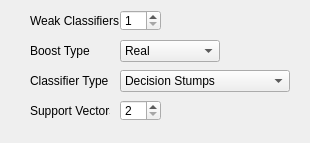
This is _AlgorithmsPlugins/OpenCV/paramsBoost.ui in b4silio/MLDemos as Qt 5 draws it before an edit. The edited form follows.
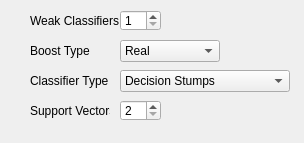
This is the edited form.

Diff of the .ui file:
```diff
--- a/_AlgorithmsPlugins/OpenCV/paramsBoost.ui
+++ b/_AlgorithmsPlugins/OpenCV/paramsBoost.ui
@@ -6,7 +6,7 @@
    <rect>
     <x>0</x>
     <y>0</y>
-    <width>310</width>
+    <width>304</width>
     <height>143</height>
    </rect>
   </property>
```
